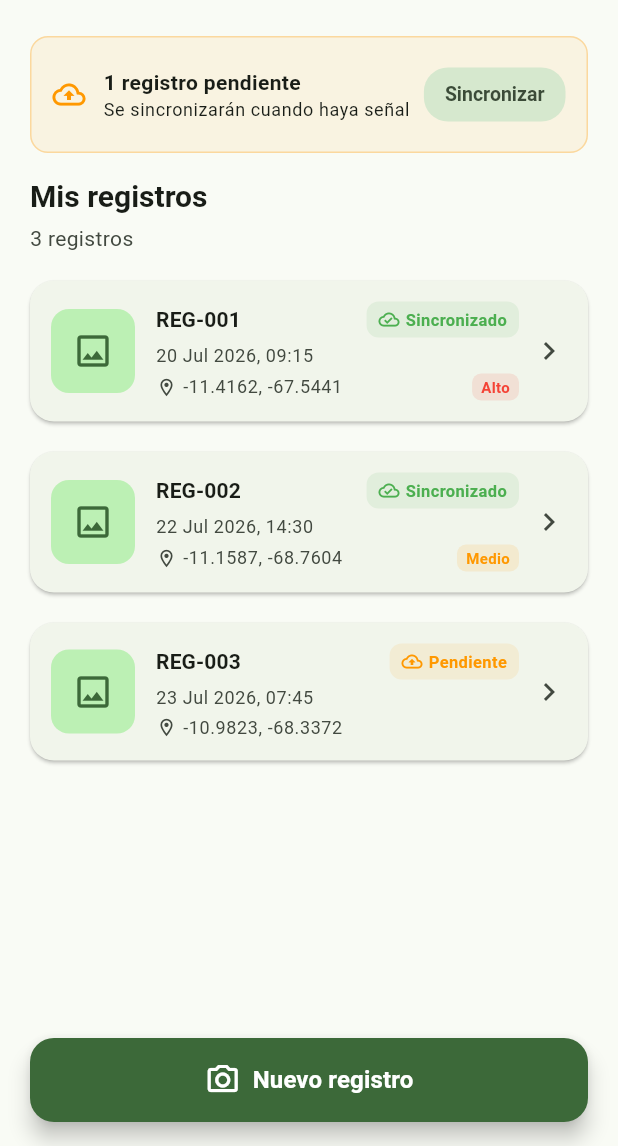
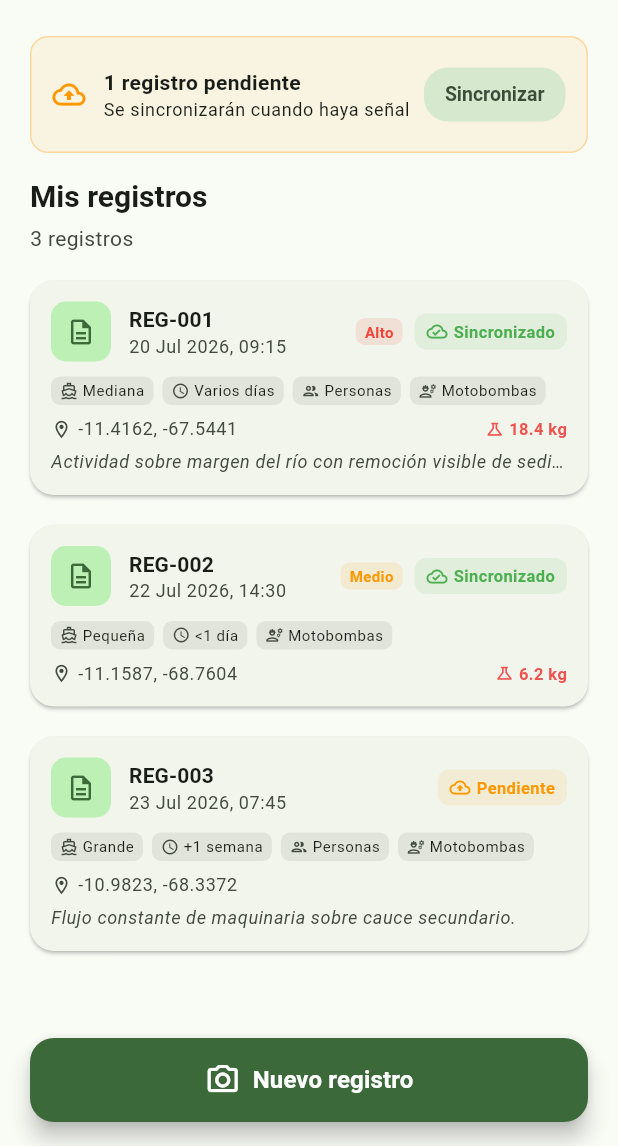
Before and after one commit to Romulo-Tolemaico/colmena, a Flutter app: the HomeScreen screen opened directly, on a phone screen of 412 x 824 dp, the part 90-1236 px from its top. Run offline on Flutter 3.47's test engine with Material 3 defaults, Android fonts, the phone set to English and light mode, and no system bars; our stand-ins replace flutter_map, geolocator, image_picker, latlong2, shared_preferences; accounts and stored records are empty; network calls fail.

Commit message:
feat(mobile): cards mejoradas con draga, tiempo, indicadores, mercurio y notas

```diff
--- a/mobile/lib/src/screens/home_screen.dart
+++ b/mobile/lib/src/screens/home_screen.dart
@@ -398,40 +398,59 @@ class _RegistroCard extends StatelessWidget {
         onTap: onTap,
         child: Padding(
           padding: const EdgeInsets.all(14),
-          child: Row(
+          child: Column(
+            crossAxisAlignment: CrossAxisAlignment.start,
+            children: [
+              // Fila 1: ID + sync + riesgo
+              Row(
                 children: [
                   Container(
-                width: 56,
-                height: 56,
+                    width: 40,
+                    height: 40,
                     decoration: BoxDecoration(
                       color: theme.colorScheme.primaryContainer,
-                  borderRadius: BorderRadius.circular(12),
+                      borderRadius: BorderRadius.circular(10),
                     ),
-                child: Icon(Icons.image_outlined, color: theme.colorScheme.primary, size: 28),
+                    child: Icon(Icons.description_outlined, color: theme.colorScheme.primary, size: 20),
                   ),
-              const SizedBox(width: 14),
+                  const SizedBox(width: 12),
                   Expanded(
                     child: Column(
                       crossAxisAlignment: CrossAxisAlignment.start,
                       children: [
-                    Row(
-                      children: [
-                        Expanded(
-                          child: Text(
+                        Text(
                           registro.id.length > 8 ? registro.id.substring(0, 8) : registro.id,
-                            style: theme.textTheme.titleSmall?.copyWith(fontWeight: FontWeight.w600),
-                            overflow: TextOverflow.ellipsis,
+                          style: theme.textTheme.titleSmall?.copyWith(fontWeight: FontWeight.w700),
+                        ),
+                        Text(_formatDate(registro.fecha), style: theme.textTheme.bodySmall?.copyWith(color: theme.colorScheme.onSurfaceVariant)),
+                      ],
                     ),
                   ),
+                  if (registro.nivelRiesgo != null) ...[
+                    _RiskDot(riesgo: registro.nivelRiesgo!),
+                    const SizedBox(width: 8),
+                  ],
                   SyncStatusBadge(estado: registro.estadoSync),
                 ],
               ),
-                    const SizedBox(height: 4),
-                    Text(
-                      _formatDate(registro.fecha),
-                      style: theme.textTheme.bodySmall?.copyWith(color: theme.colorScheme.onSurfaceVariant),
+              const SizedBox(height: 10),
+
+              // Fila 2: info chips (draga, tiempo, indicadores)
+              Wrap(
+                spacing: 6,
+                runSpacing: 4,
+                children: [
+                  _MiniChip(icon: Icons.directions_boat_outlined, label: _dragaLabel(registro.tamanoDraga)),
+                  _MiniChip(icon: Icons.access_time, label: _tiempoLabel(registro.tiempoOperando)),
+                  if (registro.indicadores.personasVisibles)
+                    _MiniChip(icon: Icons.people_outlined, label: 'Personas'),
+                  if (registro.indicadores.motobombasVisibles)
+                    _MiniChip(icon: Icons.engineering_outlined, label: 'Motobombas'),
+                ],
               ),
-                    const SizedBox(height: 4),
+              const SizedBox(height: 8),
+
+              // Fila 3: ubicación + mercurio
               Row(
                 children: [
                   Icon(Icons.location_on_outlined, size: 14, color: theme.colorScheme.onSurfaceVariant),
@@ -443,17 +462,27 @@ class _RegistroCard extends StatelessWidget {
                       overflow: TextOverflow.ellipsis,
                     ),
                   ),
-                        if (registro.nivelRiesgo != null) ...[
-                          const SizedBox(width: 8),
-                          _RiskDot(riesgo: registro.nivelRiesgo!),
+                  if (registro.mercurioEstimadoKg != null && registro.mercurioEstimadoKg! > 0) ...[
+                    Icon(Icons.science_outlined, size: 13, color: Colors.red.shade400),
+                    const SizedBox(width: 3),
+                    Text(
+                      '${registro.mercurioEstimadoKg!.toStringAsFixed(1)} kg',
+                      style: TextStyle(color: Colors.red.shade400, fontSize: 11, fontWeight: FontWeight.w600),
+                    ),
                   ],
                 ],
               ),
+
+              // Notas preview
+              if (registro.notas != null && registro.notas!.isNotEmpty) ...[
+                const SizedBox(height: 6),
+                Text(
+                  registro.notas!,
+                  style: theme.textTheme.bodySmall?.copyWith(fontStyle: FontStyle.italic, color: theme.colorScheme.onSurfaceVariant),
+                  maxLines: 1,
+                  overflow: TextOverflow.ellipsis,
+                ),
               ],
-                ),
-              ),
-              const SizedBox(width: 8),
-              Icon(Icons.chevron_right, color: theme.colorScheme.onSurfaceVariant),
             ],
           ),
         ),
@@ -497,3 +526,42 @@ String _formatDate(DateTime date) {
   final months = ['Ene', 'Feb', 'Mar', 'Abr', 'May', 'Jun', 'Jul', 'Ago', 'Sep', 'Oct', 'Nov', 'Dic'];
   return '${date.day} ${months[date.month - 1]} ${date.year}, ${date.hour.toString().padLeft(2, '0')}:${date.minute.toString().padLeft(2, '0')}';
 }
+
+class _MiniChip extends StatelessWidget {
+  const _MiniChip({required this.icon, required this.label});
+
+  final IconData icon;
+  final String label;
+
+  @override
+  Widget build(BuildContext context) {
+    final theme = Theme.of(context);
+    return Container(
+      padding: const EdgeInsets.symmetric(horizontal: 6, vertical: 3),
+      decoration: BoxDecoration(
+        color: theme.colorScheme.surfaceContainerHighest,
+        borderRadius: BorderRadius.circular(6),
+      ),
+      child: Row(
+        mainAxisSize: MainAxisSize.min,
+        children: [
+          Icon(icon, size: 12, color: theme.colorScheme.onSurfaceVariant),
+          const SizedBox(width: 3),
+          Text(label, style: theme.textTheme.bodySmall?.copyWith(fontSize: 10)),
+        ],
+      ),
+    );
+  }
+}
+
+String _dragaLabel(TamanoDraga t) => switch (t) {
+      TamanoDraga.pequena => 'Pequeña',
+      TamanoDraga.mediana => 'Mediana',
+      TamanoDraga.grande => 'Grande',
+    };
+
+String _tiempoLabel(TiempoOperando t) => switch (t) {
+      TiempoOperando.menosUnDia => '<1 día',
+      TiempoOperando.variosDias => 'Varios días',
+      TiempoOperando.masUnaSemana => '+1 semana',
+    };
```
Lines whose indentation alone changed are shown as unchanged.
